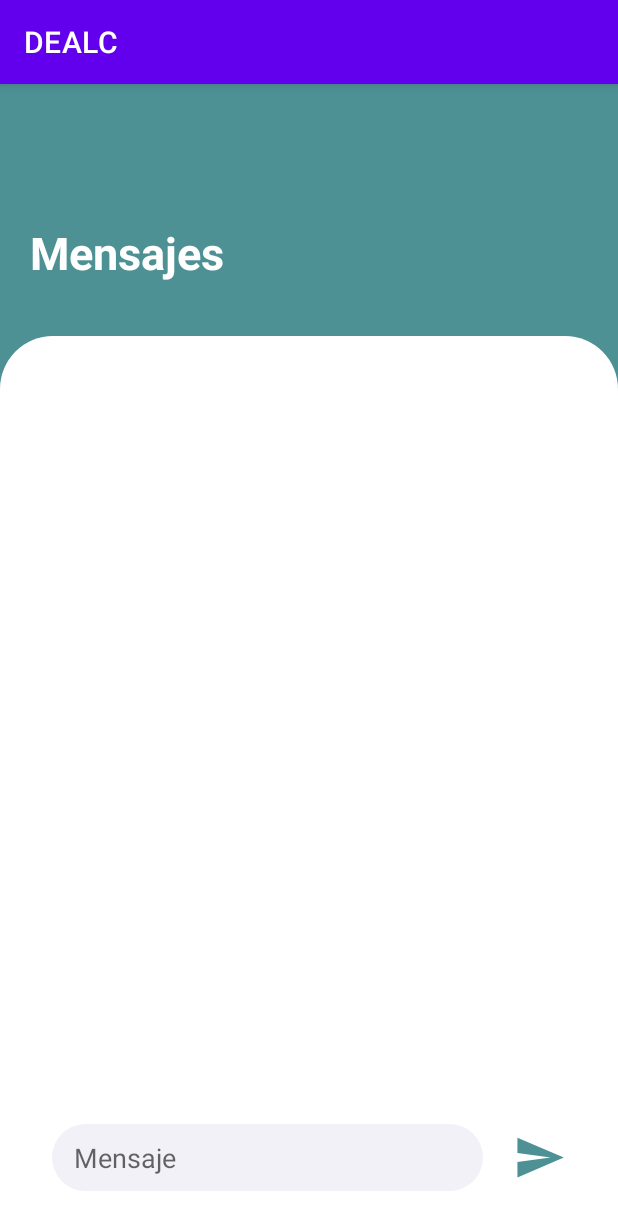
After one commit to DABEV/DEALC, an Android app: the ChatActivity screen opened directly, with no data from a screen before it, on a phone screen of 412 x 824 dp. The commit adds this screen. Shown: the top 1230 px of the screen. Run offline under Robolectric (Android 15) with nearby library versions, the phone set to English and light mode, and no system bars.

Commit message:
feat: Added chat desing
Included colors

```diff
--- a/app/src/main/AndroidManifest.xml
+++ b/app/src/main/AndroidManifest.xml
@@ -18,6 +18,9 @@
         android:theme="@style/Theme.DEALC"
         tools:targetApi="31">
         <activity
+            android:name=".deal.ChatActivity"
+            android:exported="false" />
+        <activity
             android:name=".view.SplashActivity"
             android:exported="false">
             <meta-data
@@ -32,6 +35,7 @@
 
                 <category android:name="android.intent.category.LAUNCHER" />
             </intent-filter>
+
             <meta-data
                 android:name="android.app.lib_name"
                 android:value="" />
@@ -52,8 +56,6 @@
         <activity
             android:name=".view.MainActivity"
             android:exported="false">
-
-
             <meta-data
                 android:name="android.app.lib_name"
                 android:value="" />
--- /dev/null
+++ b/app/src/main/java/mx/edu/utez/dealc/deal/ChatActivity.kt
@@ -0,0 +1,15 @@
+package mx.edu.utez.dealc.deal
+
+import androidx.appcompat.app.AppCompatActivity
+import android.os.Bundle
+import mx.edu.utez.dealc.databinding.ActivityChatBinding
+
+class ChatActivity : AppCompatActivity() {
+    private lateinit var binding: ActivityChatBinding
+
+    override fun onCreate(savedInstanceState: Bundle?) {
+        super.onCreate(savedInstanceState)
+        binding = ActivityChatBinding.inflate(layoutInflater)
+        setContentView(binding.root)
+    }
+}
--- /dev/null
+++ b/app/src/main/res/drawable/border.xml
@@ -0,0 +1,13 @@
+<?xml version="1.0" encoding="utf-8"?>
+<shape xmlns:android="http://schemas.android.com/apk/res/android">
+    <solid
+        android:color="@color/white"/>
+    <corners
+        android:topLeftRadius="35dp"
+        android:topRightRadius="35dp"/>
+    <padding
+        android:left="15dp"
+        android:top="10dp"
+        android:right="15dp"
+        android:bottom="10dp" />
+</shape>
--- /dev/null
+++ b/app/src/main/res/drawable/ic_send.xml
@@ -0,0 +1,5 @@
+<vector android:autoMirrored="true" android:height="24dp"
+    android:tint="#4D9194" android:viewportHeight="24"
+    android:viewportWidth="24" android:width="24dp" xmlns:android="http://schemas.android.com/apk/res/android">
+    <path android:fillColor="@android:color/white" android:pathData="M2.01,21L23,12 2.01,3 2,10l15,2 -15,2z"/>
+</vector>
--- /dev/null
+++ b/app/src/main/res/drawable/rounded_gray.xml
@@ -0,0 +1,12 @@
+<?xml version="1.0" encoding="utf-8"?>
+<shape xmlns:android="http://schemas.android.com/apk/res/android">
+    <solid
+        android:color="@color/light_gray"/>
+    <corners
+        android:radius="100dp"/>
+    <padding
+        android:left="15dp"
+        android:top="10dp"
+        android:right="15dp"
+        android:bottom="10dp" />
+</shape>
--- /dev/null
+++ b/app/src/main/res/layout/activity_chat.xml
@@ -0,0 +1,60 @@
+<?xml version="1.0" encoding="utf-8"?>
+<LinearLayout xmlns:android="http://schemas.android.com/apk/res/android"
+    xmlns:app="http://schemas.android.com/apk/res-auto"
+    xmlns:tools="http://schemas.android.com/tools"
+    android:layout_width="match_parent"
+    android:layout_height="match_parent"
+    android:gravity="bottom"
+    android:orientation="vertical"
+    android:background="@color/dark_green"
+    tools:context=".deal.ChatActivity">
+
+  <TextView
+      android:layout_width="match_parent"
+      android:layout_height="wrap_content"
+      android:text="Mensajes"
+      android:layout_marginLeft="20dp"
+      android:layout_marginBottom="35dp"
+      android:textColor="@color/white"
+      android:textStyle="bold"
+      android:textSize="30sp"/>
+  <LinearLayout
+      android:background="@drawable/border"
+      android:layout_width="match_parent"
+      android:orientation="vertical"
+      android:layout_height="600dp">
+
+    <ListView
+        android:id="@+id/lv"
+        android:layout_width="match_parent"
+        android:layout_height="wrap_content"
+        android:layout_weight="2"
+        android:divider="@android:color/transparent"
+        android:padding="10dp" />
+
+    <LinearLayout
+        android:layout_width="match_parent"
+        android:layout_height="wrap_content"
+        android:gravity="center"
+        android:orientation="horizontal">
+
+      <EditText
+          android:background="@drawable/rounded_gray"
+          android:id="@+id/msgEnviar"
+          android:layout_margin="20dp"
+          android:layout_width="match_parent"
+          android:layout_height="wrap_content"
+          android:layout_weight="2"
+          android:hint="Mensaje" />
+
+      <ImageView
+          android:id="@+id/enviar"
+          android:layout_marginTop="20dp"
+          android:layout_marginBottom="20dp"
+          android:layout_marginRight="20dp"
+          android:layout_width="35dp"
+          android:layout_height="35dp"
+          android:background="@drawable/ic_send" />
+    </LinearLayout>
+  </LinearLayout>
+</LinearLayout>
--- a/app/src/main/res/values/colors.xml
+++ b/app/src/main/res/values/colors.xml
@@ -6,5 +6,11 @@
     <color name="teal_200">#FF03DAC5</color>
     <color name="teal_700">#FF018786</color>
     <color name="black">#FF000000</color>
-    <color name="white">#FFFFFFFF</color>
+    <color name="white">#FFFFFF</color>
+    <color name="dark_green">#4D9194</color>
+    <color name="light_blue">#C3DEE6</color>
+    <color name="purple">#979EB1</color>
+    <color name="light_green">#C0D5CE</color>
+    <color name="green">#81AB9B</color>
+    <color name="light_gray">#F2F1F7</color>
 </resources>
```
Also changed, not shown: app/src/main/res/drawable/my_message.xml (added, +8 -0 lines), app/src/main/res/drawable/other_message.xml (added, +8 -0 lines), app/src/main/res/layout/my_message.xml (added, +20 -0 lines), app/src/main/res/layout/other_message.xml (added, +19 -0 lines).
